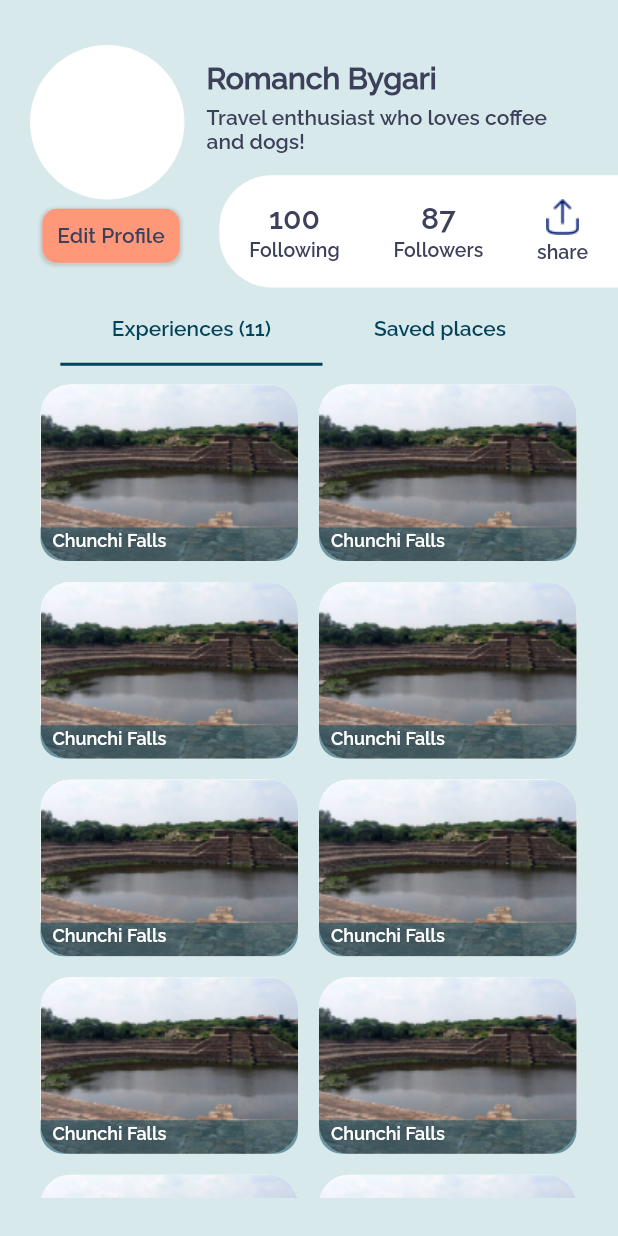
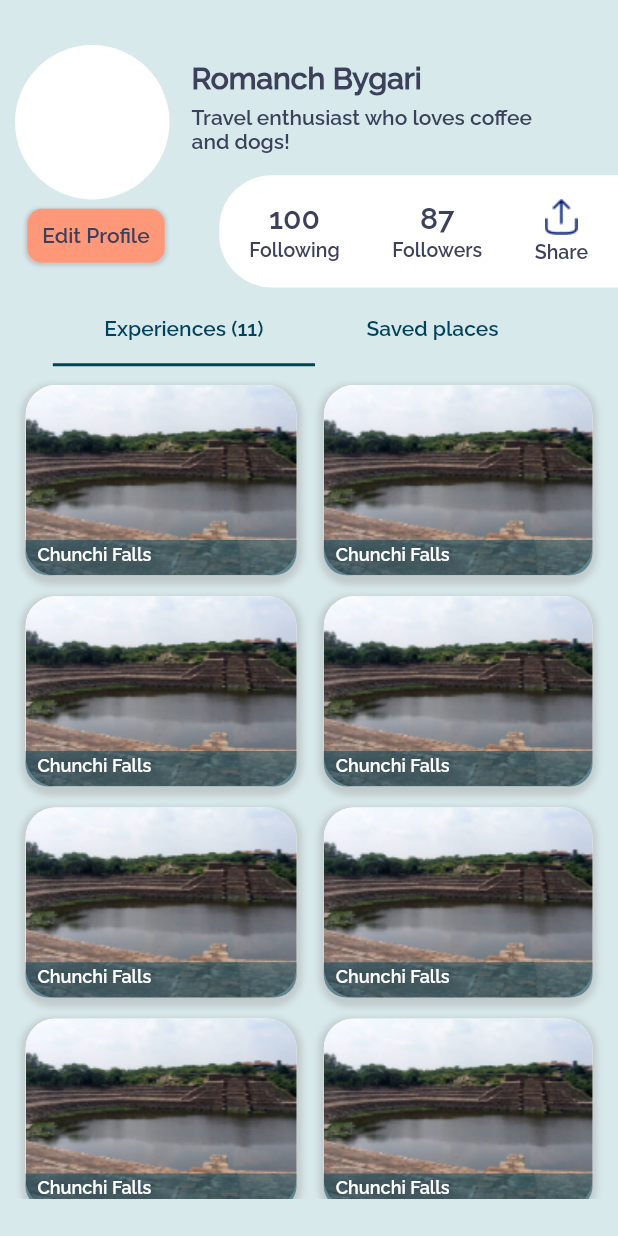
Before and after one commit to sarahasan17/Jaunnt_Task, a Flutter app: the screen it shows after launch, on a phone screen of 412 x 824 dp. Run offline on Flutter 3.47's test engine with Material 2 defaults, Android fonts, the phone set to English and light mode, and no system bars; our stand-ins replace dropdown_button2, get_storage, hive, hive_flutter, image_picker; missing offline and left inert: flutter_storage_path; accounts and stored records are empty.

Commit message:
changes in image screen

```diff
--- a/app_frontend/lib/screen/AddExperienceScreen/AddExperienceScreen.dart
+++ b/app_frontend/lib/screen/AddExperienceScreen/AddExperienceScreen.dart
@@ -52,8 +52,8 @@ class _AddExperienceScreenState extends State<AddExperienceScreen> {
     showDatePicker(
       context: context,
       initialDate: DateTime.now(),
-      firstDate: DateTime(2022),
-      lastDate: DateTime(2024),
+      firstDate: DateTime(2020),
+      lastDate: DateTime.now(),
       builder: (context, child) {
         return Theme(
           data: Theme.of(context).copyWith(
--- a/app_frontend/lib/screen/ImagePickerScreen/ImagePickerScreen.dart
+++ b/app_frontend/lib/screen/ImagePickerScreen/ImagePickerScreen.dart
@@ -205,13 +205,14 @@ class _ImagePickerScreenState extends State<ImagePickerScreen> {
                               ]),
                               onTap: () {
                                 setState(() {
-                                  print(index);
+                                  if (multiple == true) {
                                     tick[index][i] = !tick[index][i];
                                     if (tick[index][i] == true) {
                                       multipleimage.add(file);
                                     }
                                     if (tick[index][i] == false) {
                                       multipleimage.remove(file);
+                                    }
                                   }
                                   image = file;
                                 });
--- a/app_frontend/lib/screen/ProfileScreen/profile_screen.dart
+++ b/app_frontend/lib/screen/ProfileScreen/profile_screen.dart
@@ -20,7 +20,7 @@ class _ProfileScreenState extends State<ProfileScreen>
     return Scaffold(
       body: SafeArea(
         child: Container(
-            padding: const EdgeInsets.only(top: 20, left: 20, bottom: 0),
+            padding: const EdgeInsets.only(top: 20, left: 10, bottom: 0),
             child: ListView(
               children: [
                 Container(
@@ -108,7 +108,7 @@ class _ProfileScreenState extends State<ProfileScreen>
                                       height: s.height / 200,
                                     ),
                                     Text(
-                                      'share',
+                                      'Share',
                                       style: theme.font4,
                                     )
                                   ],
@@ -141,7 +141,7 @@ class _ProfileScreenState extends State<ProfileScreen>
                     ],
                   ),
                 ),
-                SizedBox(height: s.height / 200),
+                SizedBox(height: s.height / 180),
                 Container(
                   padding: EdgeInsets.only(right: 20),
                   child: Center(
@@ -163,6 +163,7 @@ class _ProfileScreenState extends State<ProfileScreen>
                 ),
                 SizedBox(height: s.height / 150),
                 Container(
+                  padding: EdgeInsets.only(right: 10),
                   height: s.height / 1.5,
                   child: TabBarView(
                     controller: tabcontroller,
@@ -191,27 +192,37 @@ class TabBars extends StatelessWidget {
         scrollDirection: Axis.vertical,
         itemBuilder: (BuildContext context, int index) {
           return Row(
+            mainAxisAlignment: MainAxisAlignment.spaceBetween,
             children: [
               GestureDetector(
                 onTap: () {},
                 child: Container(
                   decoration: BoxDecoration(
+                      boxShadow: [
+                        BoxShadow(
+                          color: Colors.grey.withOpacity(0.4),
+                          spreadRadius: 3,
+                          blurRadius: 3,
+                          offset:
+                              const Offset(0, 3), // changes position of shadow
+                        ),
+                      ],
                       borderRadius: BorderRadius.circular(20.0),
                       color: theme.white,
                       image: const DecorationImage(
                           image: AssetImage("assets/images/profile.png"),
                           fit: BoxFit.cover)),
-                  margin: EdgeInsets.all(7),
-                  width: s.width / 2.4,
-                  height: s.height / 7,
+                  margin: const EdgeInsets.all(7),
+                  width: s.width / 2.28,
+                  height: s.height / 6.5,
                   child: Column(
                     mainAxisAlignment: MainAxisAlignment.end,
                     children: [
                       Container(
-                        padding:
-                            EdgeInsets.symmetric(vertical: 2, horizontal: 8),
-                        width: s.width / 2.4,
-                        height: s.height / 37,
+                        padding: const EdgeInsets.symmetric(
+                            vertical: 3, horizontal: 8),
+                        width: s.width / 2.2,
+                        height: s.height / 35,
                         decoration: BoxDecoration(
                             color: theme.buttoncolor.withOpacity(0.5),
                             borderRadius: const BorderRadius.only(
@@ -231,22 +242,31 @@ class TabBars extends StatelessWidget {
                 onTap: () {},
                 child: Container(
                   decoration: BoxDecoration(
+                      boxShadow: [
+                        BoxShadow(
+                          color: Colors.grey.withOpacity(0.4),
+                          spreadRadius: 3,
+                          blurRadius: 3,
+                          offset:
+                              const Offset(0, 3), // changes position of shadow
+                        ),
+                      ],
                       borderRadius: BorderRadius.circular(20.0),
                       color: theme.white,
                       image: const DecorationImage(
                           image: AssetImage("assets/images/profile.png"),
                           fit: BoxFit.cover)),
-                  margin: EdgeInsets.all(7),
-                  width: s.width / 2.4,
-                  height: s.height / 7,
+                  margin: const EdgeInsets.all(7),
+                  width: s.width / 2.3,
+                  height: s.height / 6.5,
                   child: Column(
                     mainAxisAlignment: MainAxisAlignment.end,
                     children: [
                       Container(
-                        padding:
-                            EdgeInsets.symmetric(vertical: 2, horizontal: 8),
-                        width: s.width / 2.4,
-                        height: s.height / 37,
+                        padding: const EdgeInsets.symmetric(
+                            vertical: 3, horizontal: 8),
+                        width: s.width / 2.3,
+                        height: s.height / 35,
                         decoration: BoxDecoration(
                             color: theme.buttoncolor.withOpacity(0.5),
                             borderRadius: const BorderRadius.only(
```
Lines whose indentation alone changed are shown as unchanged.
